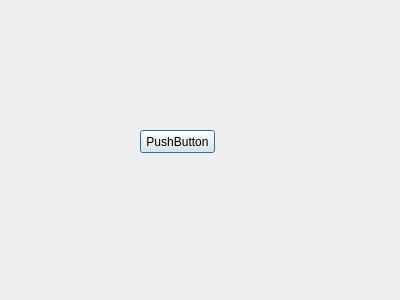
First picture: the form in modelrepairman.ui, repository vadimlarionov/ModelRepairman, before the edit.
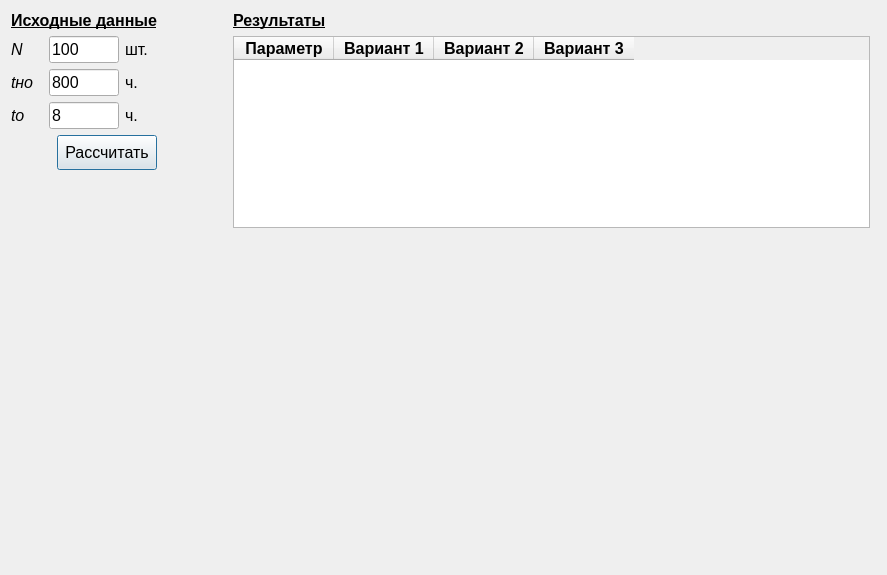
Second picture: the form after the edit.

Diff of the .ui file:
```diff
--- a/modelrepairman.ui
+++ b/modelrepairman.ui
@@ -6,26 +6,353 @@
    <rect>
     <x>0</x>
     <y>0</y>
-    <width>400</width>
-    <height>300</height>
+    <width>887</width>
+    <height>575</height>
    </rect>
   </property>
   <property name="windowTitle">
    <string>Dialog</string>
   </property>
-  <widget class="QPushButton" name="pushButton">
-   <property name="geometry">
-    <rect>
-     <x>140</x>
-     <y>130</y>
-     <width>75</width>
-     <height>23</height>
-    </rect>
-   </property>
-   <property name="text">
-    <string>PushButton</string>
-   </property>
-  </widget>
+  <layout class="QGridLayout" name="gridLayout_2">
+   <item row="0" column="1">
+    <layout class="QGridLayout" name="gridLayout">
+     <item row="4" column="3">
+      <widget class="QLabel" name="label_5">
+       <property name="font">
+        <font>
+         <pointsize>12</pointsize>
+        </font>
+       </property>
+       <property name="text">
+        <string>ч.</string>
+       </property>
+      </widget>
+     </item>
+     <item row="0" column="1" colspan="3">
+      <widget class="QLabel" name="label_4">
+       <property name="font">
+        <font>
+         <pointsize>12</pointsize>
+         <weight>75</weight>
+         <bold>true</bold>
+         <underline>true</underline>
+        </font>
+       </property>
+       <property name="text">
+        <string>Исходные данные</string>
+       </property>
+      </widget>
+     </item>
+     <item row="4" column="2">
+      <widget class="QLineEdit" name="tno_lineEdit">
+       <property name="sizePolicy">
+        <sizepolicy hsizetype="Minimum" vsizetype="Fixed">
+         <horstretch>0</horstretch>
+         <verstretch>0</verstretch>
+        </sizepolicy>
+       </property>
+       <property name="minimumSize">
+        <size>
+         <width>70</width>
+         <height>0</height>
+        </size>
+       </property>
+       <property name="maximumSize">
+        <size>
+         <width>70</width>
+         <height>16777215</height>
+        </size>
+       </property>
+       <property name="font">
+        <font>
+         <pointsize>12</pointsize>
+        </font>
+       </property>
+       <property name="text">
+        <string>800</string>
+       </property>
+      </widget>
+     </item>
+     <item row="3" column="5" rowspan="5">
+      <widget class="QTableWidget" name="tableWidget">
+       <property name="sizePolicy">
+        <sizepolicy hsizetype="MinimumExpanding" vsizetype="Maximum">
+         <horstretch>0</horstretch>
+         <verstretch>0</verstretch>
+        </sizepolicy>
+       </property>
+       <property name="font">
+        <font>
+         <pointsize>12</pointsize>
+        </font>
+       </property>
+       <attribute name="verticalHeaderVisible">
+        <bool>false</bool>
+       </attribute>
+       <column>
+        <property name="text">
+         <string>Параметр</string>
+        </property>
+        <property name="font">
+         <font>
+          <pointsize>12</pointsize>
+          <weight>75</weight>
+          <bold>true</bold>
+         </font>
+        </property>
+       </column>
+       <column>
+        <property name="text">
+         <string>Вариант 1</string>
+        </property>
+        <property name="font">
+         <font>
+          <pointsize>12</pointsize>
+          <weight>75</weight>
+          <bold>true</bold>
+         </font>
+        </property>
+       </column>
+       <column>
+        <property name="text">
+         <string>Вариант 2</string>
+        </property>
+        <property name="font">
+         <font>
+          <pointsize>12</pointsize>
+          <weight>75</weight>
+          <bold>true</bold>
+         </font>
+        </property>
+       </column>
+       <column>
+        <property name="text">
+         <string>Вариант 3</string>
+        </property>
+        <property name="font">
+         <font>
+          <pointsize>12</pointsize>
+          <weight>75</weight>
+          <bold>true</bold>
+         </font>
+        </property>
+       </column>
+      </widget>
+     </item>
+     <item row="5" column="1">
+      <widget class="QLabel" name="label_3">
+       <property name="font">
+        <font>
+         <pointsize>12</pointsize>
+         <italic>true</italic>
+        </font>
+       </property>
+       <property name="toolTip">
+        <string>&lt;html&gt;&lt;head/&gt;&lt;body&gt;&lt;p&gt;Среднее время ремонта одного компьютера&lt;/p&gt;&lt;/body&gt;&lt;/html&gt;</string>
+       </property>
+       <property name="text">
+        <string>tо</string>
+       </property>
+      </widget>
+     </item>
+     <item row="3" column="1">
+      <widget class="QLabel" name="N_label">
+       <property name="font">
+        <font>
+         <pointsize>12</pointsize>
+         <italic>true</italic>
+        </font>
+       </property>
+       <property name="toolTip">
+        <string>&lt;html&gt;&lt;head/&gt;&lt;body&gt;&lt;p&gt;Количество компьютеров&lt;/p&gt;&lt;/body&gt;&lt;/html&gt;</string>
+       </property>
+       <property name="text">
+        <string>N</string>
+       </property>
+      </widget>
+     </item>
+     <item row="6" column="4">
+      <spacer name="horizontalSpacer_2">
+       <property name="orientation">
+        <enum>Qt::Horizontal</enum>
+       </property>
+       <property name="sizeType">
+        <enum>QSizePolicy::Fixed</enum>
+       </property>
+       <property name="sizeHint" stdset="0">
+        <size>
+         <width>70</width>
+         <height>20</height>
+        </size>
+       </property>
+      </spacer>
+     </item>
+     <item row="3" column="2">
+      <widget class="QLineEdit" name="n_lineEdit">
+       <property name="enabled">
+        <bool>true</bool>
+       </property>
+       <property name="sizePolicy">
+        <sizepolicy hsizetype="Fixed" vsizetype="Fixed">
+         <horstretch>0</horstretch>
+         <verstretch>0</verstretch>
+        </sizepolicy>
+       </property>
+       <property name="minimumSize">
+        <size>
+         <width>70</width>
+         <height>0</height>
+        </size>
+       </property>
+       <property name="maximumSize">
+        <size>
+         <width>70</width>
+         <height>16777215</height>
+        </size>
+       </property>
+       <property name="font">
+        <font>
+         <pointsize>12</pointsize>
+        </font>
+       </property>
+       <property name="toolTip">
+        <string>&lt;html&gt;&lt;head/&gt;&lt;body&gt;&lt;p&gt;&lt;br/&gt;&lt;/p&gt;&lt;/body&gt;&lt;/html&gt;</string>
+       </property>
+       <property name="whatsThis">
+        <string>&lt;html&gt;&lt;head/&gt;&lt;body&gt;&lt;p&gt;&lt;br/&gt;&lt;/p&gt;&lt;/body&gt;&lt;/html&gt;</string>
+       </property>
+       <property name="text">
+        <string>100</string>
+       </property>
+      </widget>
+     </item>
+     <item row="3" column="3">
+      <widget class="QLabel" name="label">
+       <property name="font">
+        <font>
+         <pointsize>12</pointsize>
+        </font>
+       </property>
+       <property name="text">
+        <string>шт.</string>
+       </property>
+      </widget>
+     </item>
+     <item row="6" column="2" colspan="2">
+      <widget class="QPushButton" name="calculateButton">
+       <property name="sizePolicy">
+        <sizepolicy hsizetype="Fixed" vsizetype="Fixed">
+         <horstretch>0</horstretch>
+         <verstretch>0</verstretch>
+        </sizepolicy>
+       </property>
+       <property name="minimumSize">
+        <size>
+         <width>100</width>
+         <height>35</height>
+        </size>
+       </property>
+       <property name="font">
+        <font>
+         <pointsize>12</pointsize>
+        </font>
+       </property>
+       <property name="layoutDirection">
+        <enum>Qt::RightToLeft</enum>
+       </property>
+       <property name="text">
+        <string>Рассчитать</string>
+       </property>
+      </widget>
+     </item>
+     <item row="0" column="5" colspan="2">
+      <widget class="QLabel" name="label_7">
+       <property name="font">
+        <font>
+         <pointsize>12</pointsize>
+         <weight>75</weight>
+         <bold>true</bold>
+         <underline>true</underline>
+        </font>
+       </property>
+       <property name="text">
+        <string>Результаты</string>
+       </property>
+      </widget>
+     </item>
+     <item row="5" column="2">
+      <widget class="QLineEdit" name="to_lineEdit">
+       <property name="sizePolicy">
+        <sizepolicy hsizetype="Minimum" vsizetype="Fixed">
+         <horstretch>0</horstretch>
+         <verstretch>0</verstretch>
+        </sizepolicy>
+       </property>
+       <property name="maximumSize">
+        <size>
+         <width>70</width>
+         <height>16777215</height>
+        </size>
+       </property>
+       <property name="font">
+        <font>
+         <pointsize>12</pointsize>
+        </font>
+       </property>
+       <property name="text">
+        <string>8</string>
+       </property>
+      </widget>
+     </item>
+     <item row="4" column="1">
+      <widget class="QLabel" name="label_2">
+       <property name="font">
+        <font>
+         <pointsize>12</pointsize>
+         <italic>true</italic>
+        </font>
+       </property>
+       <property name="toolTip">
+        <string>&lt;html&gt;&lt;head/&gt;&lt;body&gt;&lt;p&gt;Среднее время наработки на отказ одного компьютера&lt;/p&gt;&lt;/body&gt;&lt;/html&gt;</string>
+       </property>
+       <property name="text">
+        <string>tно</string>
+       </property>
+      </widget>
+     </item>
+     <item row="5" column="3">
+      <widget class="QLabel" name="label_6">
+       <property name="font">
+        <font>
+         <pointsize>12</pointsize>
+        </font>
+       </property>
+       <property name="text">
+        <string>ч.</string>
+       </property>
+      </widget>
+     </item>
+     <item row="8" column="5" colspan="2">
+      <spacer name="verticalSpacer_2">
+       <property name="orientation">
+        <enum>Qt::Vertical</enum>
+       </property>
+       <property name="sizeType">
+        <enum>QSizePolicy::MinimumExpanding</enum>
+       </property>
+       <property name="sizeHint" stdset="0">
+        <size>
+         <width>22</width>
+         <height>40</height>
+        </size>
+       </property>
+      </spacer>
+     </item>
+    </layout>
+   </item>
+  </layout>
+  <zorder>textBrowser</zorder>
+  <zorder>gridLayoutWidget</zorder>
  </widget>
  <resources/>
  <connections/>
```
